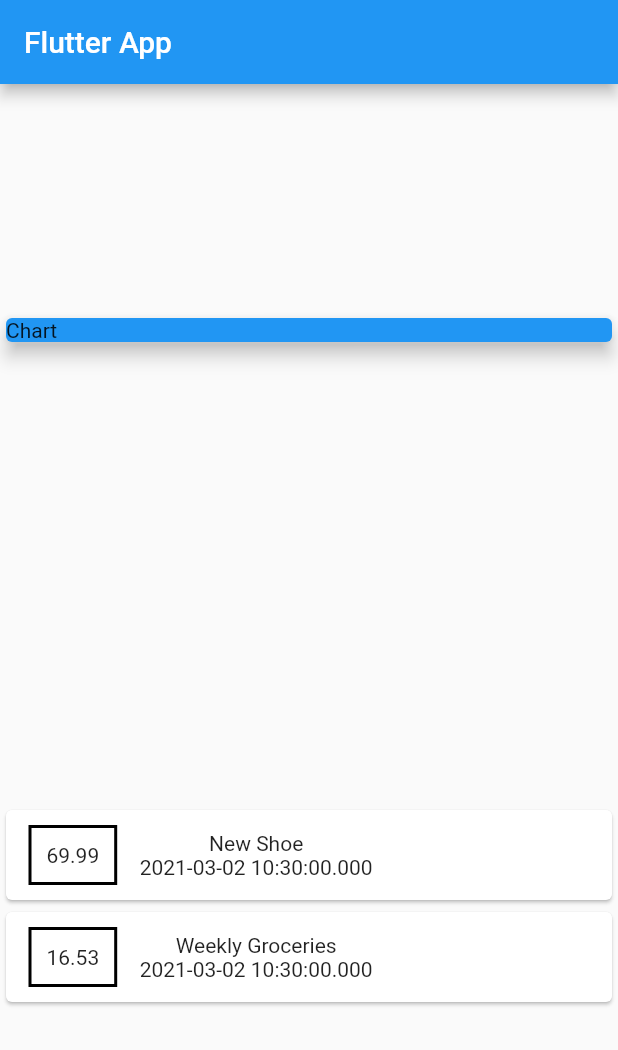
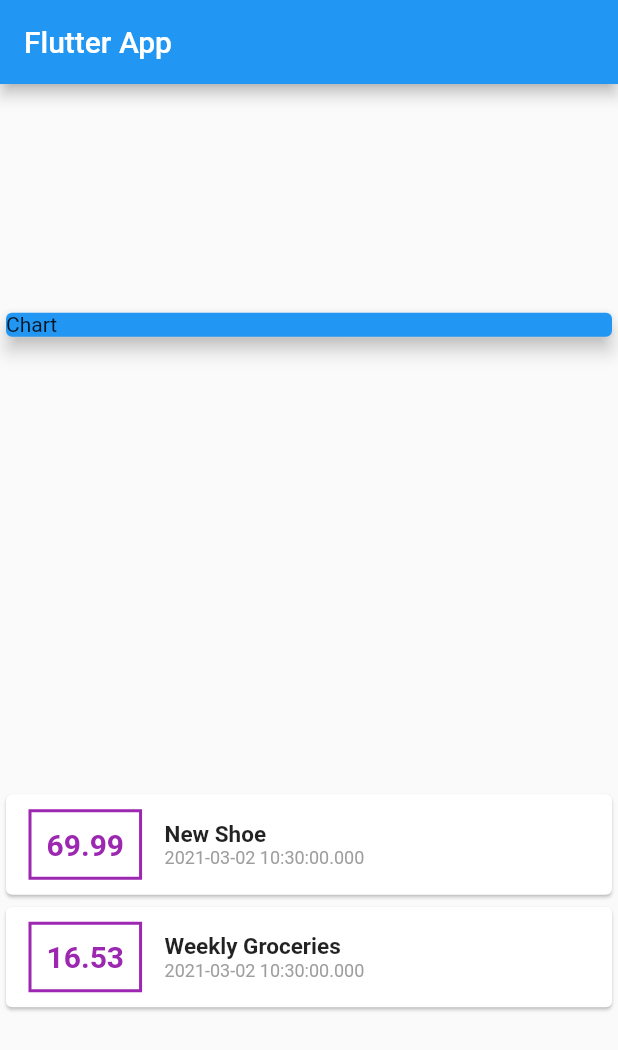
Before and after one commit to webkidt/Personal-Expense, a Flutter app: the screen it shows after launch, on a phone screen of 412 x 824 dp. Shown: the top 1050 px of the screen. Run offline on Flutter 3.47's test engine with Material 2 defaults, Android fonts, the phone set to English and light mode, and no system bars.

Commit message:
Styling Text

```diff
--- a/lib/main.dart
+++ b/lib/main.dart
@@ -54,6 +54,8 @@ class MyHomePage extends StatelessWidget {
             children: transactions.map((tx) {
               return Card(
                 child: Row(
+                  // mainAxisAlignment: MainAxisAlignment.start,
+                  // crossAxisAlignment: CrossAxisAlignment.center,
                   children: [
                     Container(
                       margin: EdgeInsets.symmetric(
@@ -62,17 +64,37 @@ class MyHomePage extends StatelessWidget {
                       ),
                       decoration: BoxDecoration(
                         border: Border.all(
-                          color: Colors.black,
+                          color: Colors.purple,
                           width: 2,
                         ),
                       ),
                       padding: EdgeInsets.all(10),
-                      child: Text(tx.amount.toString()),
+                      child: Text(
+                        tx.amount.toString(),
+                        style: TextStyle(
+                          fontWeight: FontWeight.bold,
+                          fontSize: 20,
+                          color: Colors.purple,
+                        ),
+                      ),
                     ),
                     Column(
+                      crossAxisAlignment: CrossAxisAlignment.start,
                       children: [
-                        Text(tx.title),
-                        Text(tx.date.toString()),
+                        Text(
+                          tx.title,
+                          style: TextStyle(
+                            fontWeight: FontWeight.bold,
+                            fontSize: 15,
+                          ),
+                        ),
+                        Text(
+                          tx.date.toString(),
+                          style: TextStyle(
+                            fontSize: 12,
+                            color: Colors.grey,
+                          ),
+                        ),
                       ],
                     ),
                   ],
```
